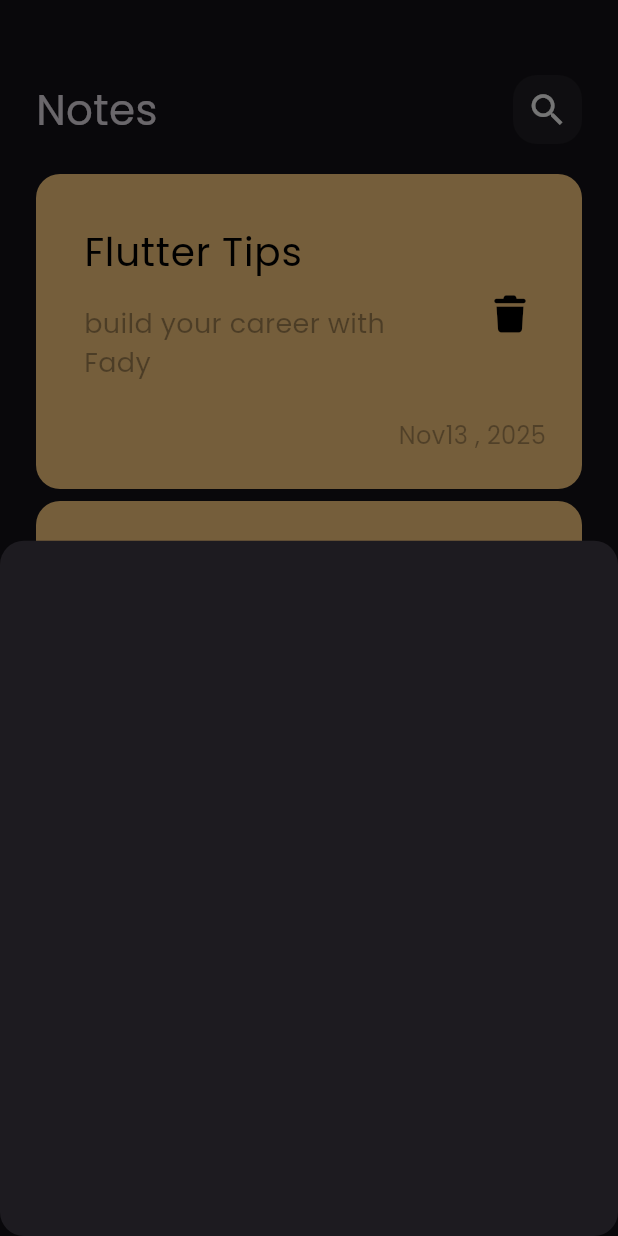
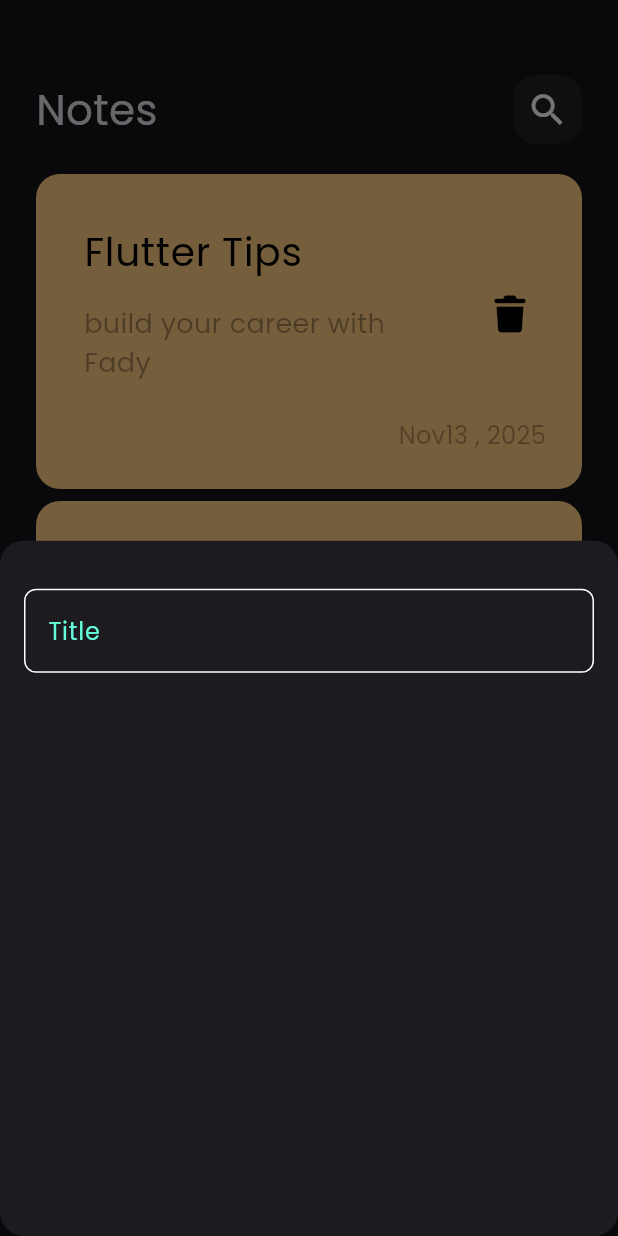
Before and after one commit to Fady60/notes_app, a Flutter app: the screen it shows after launch, after a tap on the "add" icon, on a phone screen of 412 x 824 dp. Run offline on Flutter 3.47's test engine with Material 3 defaults, Android fonts, the phone set to English and light mode, and no system bars; our stand-ins replace font_awesome_flutter.

Commit message:
create custom text field

```diff
--- /dev/null
+++ b/lib/constants.dart
@@ -0,0 +1,3 @@
+import 'package:flutter/material.dart';
+
+const kPrimaryColor = Color(0xff62FCD7);
--- a/lib/views/widgets/add_note_bottom_sheet.dart
+++ b/lib/views/widgets/add_note_bottom_sheet.dart
@@ -1,10 +1,14 @@
 import 'package:flutter/material.dart';
+import 'package:note_app/views/widgets/custom_text_field.dart';
 
 class AddNoteBottomSheet extends StatelessWidget {
   const AddNoteBottomSheet({super.key});
 
   @override
   Widget build(BuildContext context) {
-    return Container();
+    return Padding(
+      padding: const EdgeInsets.symmetric(horizontal: 16),
+      child: Column(children: [SizedBox(height: 32), CustomTextField()]),
+    );
   }
 }
--- /dev/null
+++ b/lib/views/widgets/custom_text_field.dart
@@ -0,0 +1,27 @@
+import 'package:flutter/material.dart';
+import 'package:note_app/constants.dart';
+
+class CustomTextField extends StatelessWidget {
+  const CustomTextField({super.key});
+
+  @override
+  Widget build(BuildContext context) {
+    return TextField(
+      cursorColor: kPrimaryColor,
+      decoration: InputDecoration(
+        hintText: 'Title',
+        hintStyle: const TextStyle(color: kPrimaryColor),
+        border: buildBorder(),
+        enabledBorder: buildBorder(),
+        focusedBorder: buildBorder(kPrimaryColor),
+      ),
+    );
+  }
+
+  OutlineInputBorder buildBorder([color]) {
+    return OutlineInputBorder(
+      borderRadius: BorderRadius.circular(8),
+      borderSide: BorderSide(color: color ?? Colors.white),
+    );
+  }
+}
```
